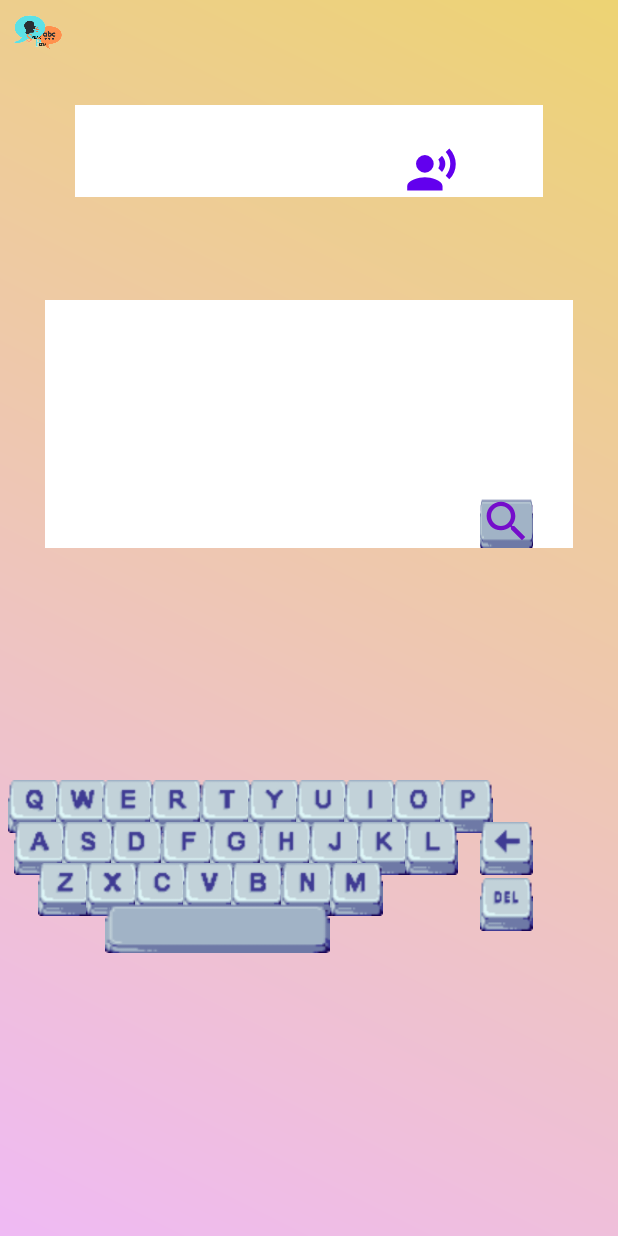
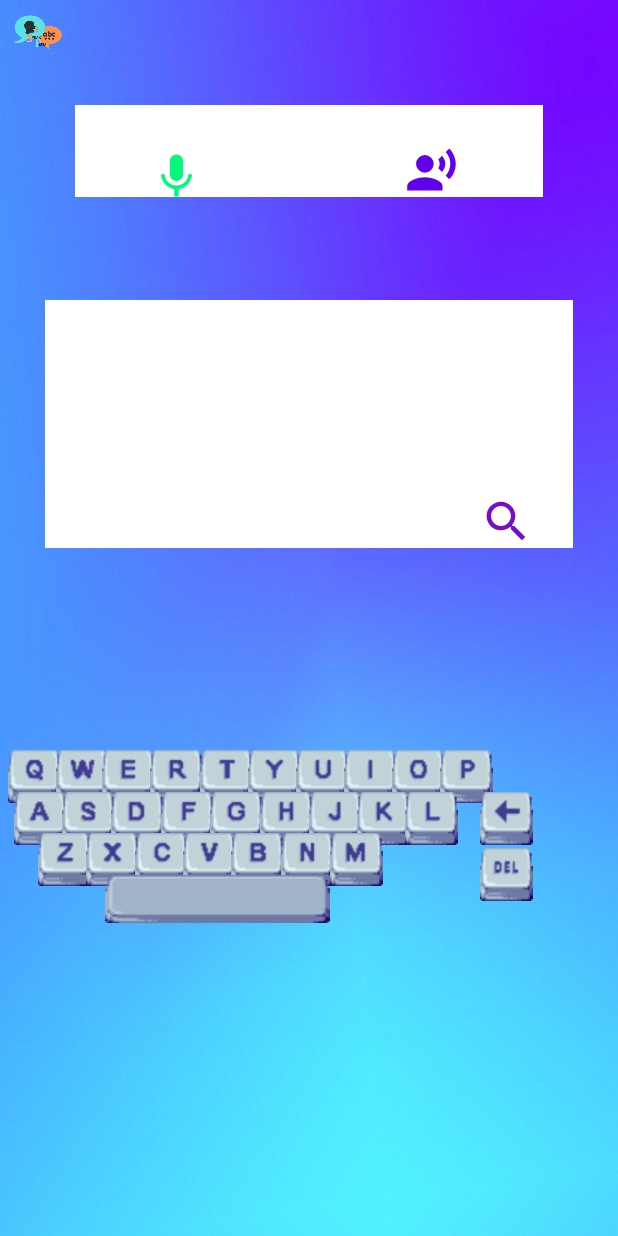
Before and after one commit to DeusLevolt/SpeakPediaNEWER, an Android app: the screen it shows after launch (MainActivity), on a phone screen of 412 x 824 dp. Run offline under Robolectric (Android 15) with nearby library versions, the phone set to English and light mode, and no system bars.

Commit message:
new june 23 2023

```diff
--- a/app/src/main/AndroidManifest.xml
+++ b/app/src/main/AndroidManifest.xml
@@ -2,6 +2,7 @@
 <manifest xmlns:android="http://schemas.android.com/apk/res/android"
     xmlns:tools="http://schemas.android.com/tools">
     <uses-permission android:name="android.permission.INTERNET"/>
+    <uses-permission android:name="android.permission.RECORD_AUDIO"/>
 
     <application
         android:allowBackup="true"
--- a/app/src/main/java/com/example/speakpedia/MainActivity.java
+++ b/app/src/main/java/com/example/speakpedia/MainActivity.java
@@ -1,8 +1,11 @@
 package com.example.speakpedia;
 
-import androidx.appcompat.app.AppCompatActivity;
-
+import android.Manifest;
+import android.content.Intent;
+import android.content.pm.PackageManager;
 import android.os.Bundle;
+import android.speech.RecognizerIntent;
+import android.speech.SpeechRecognizer;
 import android.speech.tts.TextToSpeech;
 import android.view.View;
 import android.widget.Button;
@@ -10,21 +13,16 @@ import android.widget.EditText;
 import android.widget.ImageButton;
 import android.widget.ImageView;
 import android.widget.TextView;
+import android.widget.Toast;
 
-import com.google.gson.Gson;
-import com.google.gson.JsonArray;
-import com.google.gson.JsonElement;
-import com.google.gson.JsonIOException;
-import com.google.gson.JsonObject;
-import com.google.gson.JsonPrimitive;
+import androidx.annotation.NonNull;
+import androidx.appcompat.app.AppCompatActivity;
+import androidx.core.app.ActivityCompat;
+import androidx.core.content.ContextCompat;
 
-import org.json.JSONArray;
-import org.json.JSONException;
-import org.json.JSONObject;
-
-import java.util.Arrays;
+import java.io.IOException;
+import java.util.ArrayList;
 import java.util.Locale;
-import java.io.IOException;
 
 import okhttp3.Interceptor;
 import okhttp3.OkHttpClient;
@@ -38,7 +36,11 @@ import retrofit2.converter.gson.GsonConverterFactory;
 public class MainActivity extends AppCompatActivity {
 
     private EditText displayText;
+    private SpeechRecognizer speechRecognizer;
     TextToSpeech textToSpeech;
+    private static final int REQUEST_PERMISSION_CODE = 1;
+    private static final int SPEECH_REQUEST_CODE = 2;
+
     public MainActivity() {
     }
 
@@ -84,6 +86,7 @@ public class MainActivity extends AppCompatActivity {
         ImageButton imageButtonspace = findViewById(R.id.imageButtonspace);
         ImageView imageButtonsearch = findViewById(R.id.imageButtonsearch);
         ImageButton imageButtonclearall = findViewById(R.id.imageButtonclearall);
+        ImageView imageButtonspeech = findViewById(R.id.imageButtonspeech);
 
 
         //set onclick listener for each buttons
@@ -292,8 +295,8 @@ public class MainActivity extends AppCompatActivity {
         imageButtonclearall.setOnClickListener(new View.OnClickListener() {
             @Override
             public void onClick(View v) {
-                    displayText.setText("");
-                }
+                displayText.setText("");
+            }
         });
 
         textToSpeech = new TextToSpeech(getApplicationContext(), new TextToSpeech.OnInitListener() {
@@ -319,7 +322,73 @@ public class MainActivity extends AppCompatActivity {
                 searchWord(userInput);
             }
         });
+
+        imageButtonspeech.setOnClickListener(new View.OnClickListener() {
+            @Override
+            public void onClick(View v) {
+                checkPermissionAndStartSpeechToText();
+            }
+        });
+        speechRecognizer = SpeechRecognizer.createSpeechRecognizer(this);
     }
+
+    private void checkPermissionAndStartSpeechToText() {
+        //check if the record audio permission is okay
+        if (ContextCompat.checkSelfPermission(this, Manifest.permission.RECORD_AUDIO) != PackageManager.PERMISSION_GRANTED) {
+            //request the permission
+            ActivityCompat.requestPermissions(this, new String[]{Manifest.permission.RECORD_AUDIO}, REQUEST_PERMISSION_CODE);
+        } else {
+            //is permission is already granted, start the stt
+            startSpeechToText();
+        }
+    }
+
+    private void startSpeechToText() {
+        Intent intent = new Intent(RecognizerIntent.ACTION_RECOGNIZE_SPEECH);
+        intent.putExtra(RecognizerIntent.EXTRA_LANGUAGE_MODEL, RecognizerIntent.LANGUAGE_MODEL_FREE_FORM);
+
+        //start the stt act and results
+        startActivityForResult(intent, SPEECH_REQUEST_CODE);
+    }
+
+    @Override
+    protected void onActivityResult(int requestCode, int resultCode, Intent data) {
+        super.onActivityResult(requestCode, resultCode, data);
+
+        if (requestCode == SPEECH_REQUEST_CODE && resultCode == RESULT_OK) {
+            //retrieve the stt result
+            ArrayList<String> result = data.getStringArrayListExtra(RecognizerIntent.EXTRA_RESULTS);
+            if (result != null && !result.isEmpty()) {
+                //update the textview with the recognized text
+                displayText.setText(result.get(0));
+            }
+        }
+    }
+
+    public void onRequestPermissionResult(int requestCode, @NonNull String[] permissions, @NonNull int[] grantResults) {
+        super.onRequestPermissionsResult(requestCode, permissions, grantResults);
+
+        if (requestCode == REQUEST_PERMISSION_CODE) {
+            if (grantResults.length > 0 && grantResults[0] == PackageManager.PERMISSION_GRANTED) {
+                //permission granted, start stt
+                startSpeechToText();
+            } else {
+                //permission denied
+                Toast.makeText(this, "Permission is denied", Toast.LENGTH_SHORT).show();
+            }
+        }
+    }
+
+    @Override
+    protected void onDestroy() {
+        super.onDestroy();
+
+        //release the speechRecodnizer resources
+        if (speechRecognizer != null) {
+            speechRecognizer.destroy();
+        }
+    }
+
 
     private TextView textView;
     private DictionaryService dictionaryService;
--- /dev/null
+++ b/app/src/main/res/drawable/baseline_mic_24.xml
@@ -0,0 +1,5 @@
+<vector android:height="24dp" android:tint="#05F87D"
+    android:viewportHeight="24" android:viewportWidth="24"
+    android:width="24dp" xmlns:android="http://schemas.android.com/apk/res/android">
+    <path android:fillColor="@android:color/white" android:pathData="M12,14c1.66,0 2.99,-1.34 2.99,-3L15,5c0,-1.66 -1.34,-3 -3,-3S9,3.34 9,5v6c0,1.66 1.34,3 3,3zM17.3,11c0,3 -2.54,5.1 -5.3,5.1S6.7,14 6.7,11L5,11c0,3.41 2.72,6.23 6,6.72L11,21h2v-3.28c3.28,-0.48 6,-3.3 6,-6.72h-1.7z"/>
+</vector>
--- a/app/src/main/res/drawable/gradientbackground.xml
+++ /dev/null
@@ -1,7 +0,0 @@
-<?xml version="1.0" encoding="utf-8"?>
-<shape xmlns:android="http://schemas.android.com/apk/res/android">
-    <gradient android:angle="45"
-        android:startColor="#EFBAF4"
-        android:endColor="#EDD373">
-    </gradient>
-</shape>
--- a/app/src/main/res/layout/activity_main.xml
+++ b/app/src/main/res/layout/activity_main.xml
@@ -4,7 +4,7 @@
     xmlns:tools="http://schemas.android.com/tools"
     android:layout_width="match_parent"
     android:layout_height="match_parent"
-    android:background="@drawable/gradientbackground"
+    android:background="@drawable/newbg"
     android:id="@+id/bg"
     tools:context=".MainActivity">
 
@@ -33,7 +33,7 @@
         android:contentDescription="Q"
         tools:layout_editor_absoluteX="36dp"
         tools:layout_editor_absoluteY="349dp"
-        android:layout_marginTop="520dp"
+        android:layout_marginTop="500dp"
         android:layout_marginStart="5dp"
         android:soundEffectsEnabled="true"/>
 
@@ -45,7 +45,7 @@
         tools:layout_editor_absoluteX="36dp"
         tools:layout_editor_absoluteY="349dp"
         android:background="@drawable/keyboard_14"
-        android:layout_marginTop="520dp"
+        android:layout_marginTop="500dp"
         android:layout_marginStart="37dp"
         android:soundEffectsEnabled="true"/>
 
@@ -58,7 +58,7 @@
         tools:layout_editor_absoluteX="103dp"
         tools:layout_editor_absoluteY="349dp"
         android:layout_marginStart="68dp"
-        android:layout_marginTop="520dp"
+        android:layout_marginTop="500dp"
         android:soundEffectsEnabled="true"/>
 
     <ImageButton
@@ -70,7 +70,7 @@
         tools:layout_editor_absoluteX="135dp"
         tools:layout_editor_absoluteY="349dp"
         android:layout_marginStart="100dp"
-        android:layout_marginTop="520dp"
+        android:layout_marginTop="500dp"
         android:soundEffectsEnabled="true"/>
 
     <ImageButton
@@ -81,7 +81,7 @@
         android:background="@drawable/keyboard_17"
         tools:layout_editor_absoluteX="167dp"
         tools:layout_editor_absoluteY="349dp"
-        android:layout_marginTop="520dp"
+        android:layout_marginTop="500dp"
         android:layout_marginStart="133dp"
         android:soundEffectsEnabled="true"/>
 
@@ -94,7 +94,7 @@
         tools:layout_editor_absoluteX="199dp"
         tools:layout_editor_absoluteY="349dp"
         android:layout_marginStart="165dp"
-        android:layout_marginTop="520dp"
+        android:layout_marginTop="500dp"
         android:soundEffectsEnabled="true"/>
 
     <ImageButton
@@ -105,7 +105,7 @@
         android:background="@drawable/keyboard_19"
         tools:layout_editor_absoluteX="231dp"
         tools:layout_editor_absoluteY="349dp"
-        android:layout_marginTop="520dp"
+        android:layout_marginTop="500dp"
         android:layout_marginStart="197dp"
         android:soundEffectsEnabled="true"/>
 
@@ -118,7 +118,7 @@
         tools:layout_editor_absoluteX="263dp"
         tools:layout_editor_absoluteY="349dp"
         android:layout_marginStart="229dp"
-        android:layout_marginTop="520dp"
+        android:layout_marginTop="500dp"
         android:soundEffectsEnabled="true"/>
 
     <ImageButton
@@ -129,7 +129,7 @@
         android:background="@drawable/keyboard_21"
         tools:layout_editor_absoluteX="295dp"
         tools:layout_editor_absoluteY="349dp"
-        android:layout_marginTop="520dp"
+        android:layout_marginTop="500dp"
         android:layout_marginStart="261dp"
         android:soundEffectsEnabled="true"/>
 
@@ -141,7 +141,7 @@
         android:background="@drawable/keyboard_22"
         tools:layout_editor_absoluteX="327dp"
         tools:layout_editor_absoluteY="349dp"
-        android:layout_marginTop="520dp"
+        android:layout_marginTop="500dp"
         android:layout_marginStart="293dp"
         android:soundEffectsEnabled="true"/>
 
@@ -153,7 +153,7 @@
         android:background="@drawable/keyboard_23"
         tools:layout_editor_absoluteX="327dp"
         tools:layout_editor_absoluteY="349dp"
-        android:layout_marginTop="548dp"
+        android:layout_marginTop="528dp"
         android:layout_marginStart="9dp"
         android:soundEffectsEnabled="true"/>
 
@@ -165,7 +165,7 @@
         android:background="@drawable/keyboard_24"
         tools:layout_editor_absoluteX="327dp"
         tools:layout_editor_absoluteY="349dp"
-        android:layout_marginTop="548dp"
+        android:layout_marginTop="528dp"
         android:layout_marginStart="41dp"
         android:soundEffectsEnabled="true"/>
 
@@ -177,7 +177,7 @@
         android:background="@drawable/keyboard_25"
         tools:layout_editor_absoluteX="327dp"
         tools:layout_editor_absoluteY="349dp"
-        android:layout_marginTop="548dp"
+        android:layout_marginTop="528dp"
         android:layout_marginStart="74dp"
         android:soundEffectsEnabled="true"/>
 
@@ -189,7 +189,7 @@
         android:background="@drawable/keyboard_26"
         tools:layout_editor_absoluteX="327dp"
         tools:layout_editor_absoluteY="349dp"
-        android:layout_marginTop="548dp"
+        android:layout_marginTop="528dp"
         android:layout_marginStart="107dp"
         android:soundEffectsEnabled="true"/>
 
@@ -201,7 +201,7 @@
         android:background="@drawable/keyboard_27"
         tools:layout_editor_absoluteX="327dp"
         tools:layout_editor_absoluteY="349dp"
-        android:layout_marginTop="548dp"
+        android:layout_marginTop="528dp"
         android:layout_marginStart="140dp"
         android:soundEffectsEnabled="true"/>
 
@@ -213,7 +213,7 @@
         android:background="@drawable/keyboard_28"
         tools:layout_editor_absoluteX="327dp"
         tools:layout_editor_absoluteY="349dp"
-        android:layout_marginTop="548dp"
+        android:layout_marginTop="528dp"
         android:layout_marginStart="173dp"
         android:soundEffectsEnabled="true"/>
 
@@ -225,7 +225,7 @@
         android:background="@drawable/keyboard_29"
         tools:layout_editor_absoluteX="327dp"
         tools:layout_editor_absoluteY="349dp"
-        android:layout_marginTop="548dp"
+        android:layout_marginTop="528dp"
         android:layout_marginStart="206dp"
         android:soundEffectsEnabled="true"/>
 
@@ -237,7 +237,7 @@
         android:background="@drawable/keyboard_30"
         tools:layout_editor_absoluteX="327dp"
         tools:layout_editor_absoluteY="349dp"
-        android:layout_marginTop="548dp"
+        android:layout_marginTop="528dp"
         android:layout_marginStart="238dp"
         android:soundEffectsEnabled="true"/>
 
@@ -249,7 +249,7 @@
         android:background="@drawable/keyboard_31"
         tools:layout_editor_absoluteX="327dp"
         tools:layout_editor_absoluteY="349dp"
-        android:layout_marginTop="548dp"
+        android:layout_marginTop="528dp"
         android:layout_marginStart="270dp"
         android:soundEffectsEnabled="true"/>
 
@@ -259,7 +259,7 @@
         android:layout_height="35dp"
         android:contentDescription="Z"
         android:background="@drawable/keyboard_32"
-        android:layout_marginTop="575dp"
+        android:layout_marginTop="555dp"
         android:layout_marginStart="25dp"
         android:soundEffectsEnabled="true"/>
 
@@ -269,7 +269,7 @@
         android:layout_height="35dp"
         android:contentDescription="X"
         android:background="@drawable/keyboard_33"
-        android:layout_marginTop="575dp"
+        android:layout_marginTop="555dp"
         android:layout_marginStart="57dp"
         android:soundEffectsEnabled="true"/>
 
@@ -279,7 +279,7 @@
         android:layout_height="35dp"
         android:contentDescription="C"
         android:background="@drawable/keyboard_34"
-        android:layout_marginTop="575dp"
+        android:layout_marginTop="555dp"
         android:layout_marginStart="90dp"
         android:soundEffectsEnabled="true"/>
 
@@ -289,7 +289,7 @@
         android:layout_height="35dp"
         android:contentDescription="V"
         android:background="@drawable/keyboard_35"
-        android:layout_marginTop="575dp"
+        android:layout_marginTop="555dp"
         android:layout_marginStart="122dp"
         android:soundEffectsEnabled="true"/>
 
@@ -299,7 +299,7 @@
         android:layout_height="35dp"
         android:contentDescription="B"
         android:background="@drawable/keyboard_36"
-        android:layout_marginTop="575dp"
+        android:layout_marginTop="555dp"
         android:layout_marginStart="154dp"
         android:soundEffectsEnabled="true"/>
 
@@ -309,7 +309,7 @@
         android:layout_height="35dp"
         android:contentDescription="N"
         android:background="@drawable/keyboard_37"
-        android:layout_marginTop="575dp"
+        android:layout_marginTop="555dp"
         android:layout_marginStart="187dp"
         android:soundEffectsEnabled="true"/>
 
@@ -319,7 +319,7 @@
         android:layout_height="35dp"
         android:contentDescription="M"
         android:background="@drawable/keyboard_38"
-        android:layout_marginTop="575dp"
+        android:layout_marginTop="555dp"
         android:layout_marginStart="220dp"
         android:soundEffectsEnabled="true"/>
 
@@ -329,7 +329,7 @@
         android:layout_height="35dp"
         android:contentDescription="DEL"
         android:background="@drawable/backspace"
-        android:layout_marginTop="548dp"
+        android:layout_marginTop="528dp"
         android:layout_marginStart="320dp"/>
 
     <ImageButton
@@ -338,7 +338,7 @@
         android:layout_height="35dp"
         android:contentDescription="space"
         android:background="@drawable/keyboard_212"
-        android:layout_marginTop="600dp"
+        android:layout_marginTop="580dp"
         android:layout_marginStart="70dp"/>
 
 
@@ -358,13 +358,7 @@
         android:layout_height="48dp"
         android:background="@drawable/appicon"/>
 
-    <ImageButton
-        android:layout_width="35dp"
-        android:layout_height="35dp"
-        android:background="@drawable/keyboard_212"
-        android:layout_marginTop="330dp"
-        android:layout_marginStart="320dp"
-        android:translationZ="100dp"/>
+
     <ImageView
         android:id="@+id/imageButtonsearch"
         android:layout_width="35dp"
@@ -373,15 +367,25 @@
         android:layout_marginTop="330dp"
         android:layout_marginStart="320dp"
         android:translationZ="100dp"
-        android:clickable="true"/>
+        android:clickable="true"
+        android:focusable="true"/>
 
     <ImageButton
         android:id="@+id/imageButtonclearall"
         android:layout_width="35dp"
         android:layout_height="35dp"
         android:background="@drawable/del"
-        android:layout_marginTop="585dp"
+        android:layout_marginTop="565dp"
         android:layout_marginStart="320dp"/>
+    <ImageView
+        android:id="@+id/imageButtonspeech"
+        android:layout_width="35dp"
+        android:layout_height="35dp"
+        android:background="@drawable/baseline_mic_24"
+        android:layout_marginTop="100dp"
+        android:layout_marginStart="100dp"
+        android:clickable="true"
+        android:focusable="true"/>
 
     <ScrollView
         android:id="@+id/scrollView"
--- a/app/src/main/res/values/colors.xml
+++ b/app/src/main/res/values/colors.xml
@@ -7,4 +7,6 @@
     <color name="teal_700">#FF018786</color>
     <color name="black">#FF000000</color>
     <color name="white">#FFFFFFFF</color>
+    <color name="orange">#FF9963</color>
+    <color name="lightGreen">#79FA70</color>
 </resources>
```
Also changed, not shown: app/src/main/res/drawable/newbg.jpg (added).
